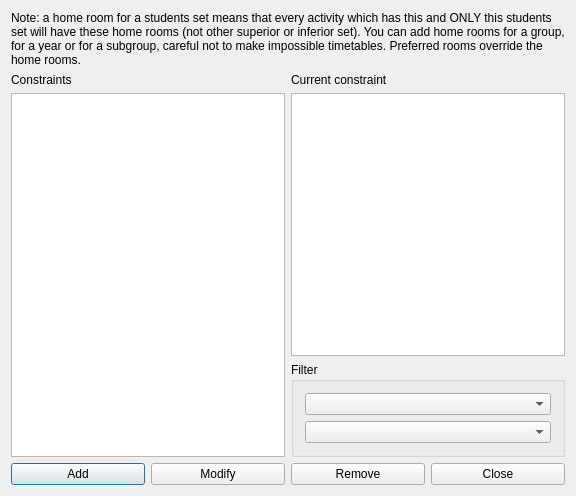
Above: fet/src/interface/constraintstudentssethomeroomsform_template.ui from vonmecheln/fet before the change. Below: the same form after it.
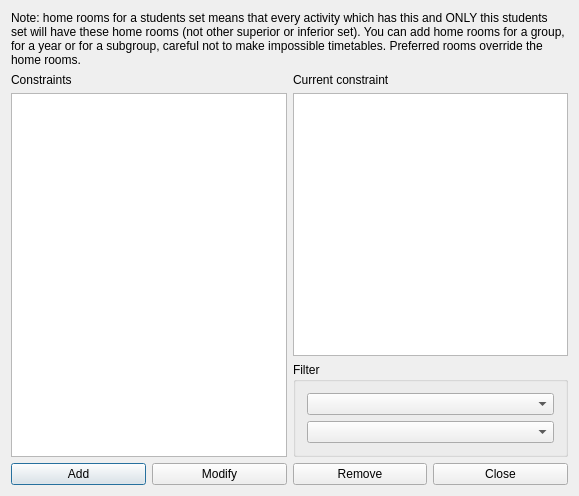
That is the form after the change.

The edit to the form file:
```diff
--- a/fet/src/interface/constraintstudentssethomeroomsform_template.ui
+++ b/fet/src/interface/constraintstudentssethomeroomsform_template.ui
@@ -23,7 +23,7 @@
       </sizepolicy>
      </property>
      <property name="text">
-      <string>Note: a home room for a students set means that every activity which has this and ONLY this students set will have these home rooms (not other superior or inferior set). You can add home rooms for a group, for a year or for a subgroup, careful not to make impossible timetables. Preferred rooms override the home rooms.</string>
+      <string>Note: home rooms for a students set means that every activity which has this and ONLY this students set will have these home rooms (not other superior or inferior set). You can add home rooms for a group, for a year or for a subgroup, careful not to make impossible timetables. Preferred rooms override the home rooms.</string>
      </property>
      <property name="wordWrap">
       <bool>true</bool>
```
